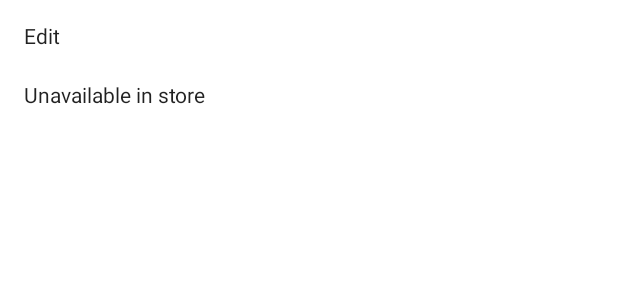
After one commit to grandchild/Quickshopper3000, an Android app: the layout dialog_item_context_menu.xml on its own in the app's theme, with its tools: preview values and no code run, on a phone screen of 412 x 824 dp. The commit adds this screen. Shown: the top 300 px of the screen. Run offline under Robolectric (Android 15) with nearby library versions, the light colour scheme and no system bars.

Commit message:
Add item long-tap menu (edit & unavailable)

```diff
--- /dev/null
+++ b/app/src/main/res/layout/dialog_item_context_menu.xml
@@ -0,0 +1,39 @@
+<?xml version="1.0" encoding="utf-8" ?>
+<LinearLayout
+    xmlns:android="http://schemas.android.com/apk/res/android"
+    android:layout_width="wrap_content"
+    android:layout_height="wrap_content"
+    android:orientation="vertical"
+    android:paddingTop="4dp"
+    android:paddingBottom="4dp"
+>
+
+    <TextView
+        android:id="@+id/contextMenuEdit"
+        android:layout_width="match_parent"
+        android:layout_height="wrap_content"
+        android:paddingStart="16dp"
+        android:paddingEnd="16dp"
+        android:paddingTop="10dp"
+        android:paddingBottom="10dp"
+        android:text="@string/context_menu_edit"
+        android:textSize="14sp"
+        android:textColor="?android:attr/textColorPrimary"
+        android:background="?attr/selectableItemBackground"
+    />
+
+    <TextView
+        android:id="@+id/contextMenuUnavailable"
+        android:layout_width="match_parent"
+        android:layout_height="wrap_content"
+        android:paddingStart="16dp"
+        android:paddingEnd="16dp"
+        android:paddingTop="10dp"
+        android:paddingBottom="10dp"
+        android:text="@string/context_menu_unavailable"
+        android:textSize="14sp"
+        android:textColor="?android:attr/textColorPrimary"
+        android:background="?attr/selectableItemBackground"
+    />
+
+</LinearLayout>
--- a/app/src/main/res/values/strings.xml
+++ b/app/src/main/res/values/strings.xml
@@ -29,6 +29,9 @@
     <string name="item_name">Item name</string>
     <string name="store_name">Store name</string>
     <string name="edit_item_title">Edit Item</string>
+    <string name="context_menu_edit">Edit</string>
+    <string name="context_menu_unavailable">Unavailable in store</string>
+    <string name="context_menu_available">Available in store</string>
 
 
     <string name="import_items_title">Import Items</string>
```
Also changed, not shown: app/src/main/java/org/effekthasch/quickshopper3k/ui/main/MainFragment.kt (+73 -2 lines), app/src/main/java/org/effekthasch/quickshopper3k/ui/main/MainItemsAdapter.kt (+12 -2 lines), app/src/main/java/org/effekthasch/quickshopper3k/ui/main/MainViewModel.kt (+17 -0 lines).
